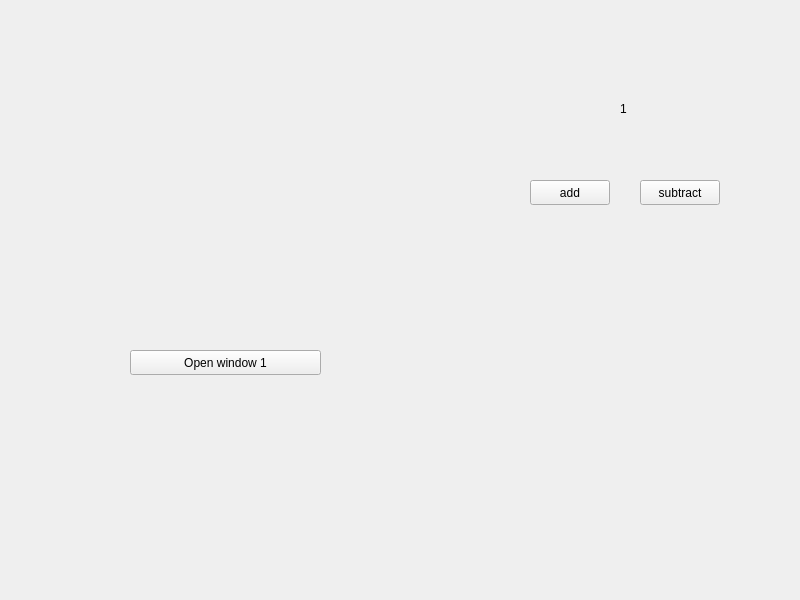
First picture: the form in MainWindow.ui, repository emMercado/app-py-qt-1, before the edit.
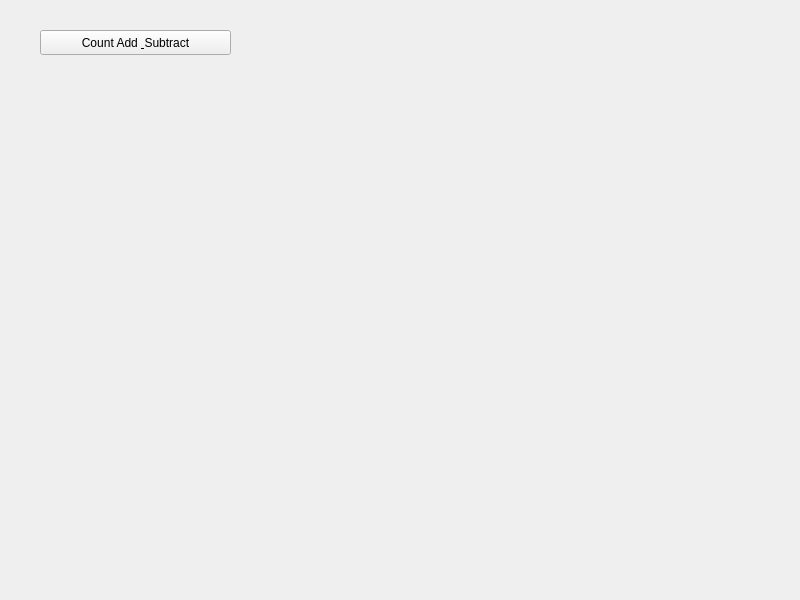
Second picture: the form after the edit.

Diff of the .ui file:
```diff
--- a/MainWindow.ui
+++ b/MainWindow.ui
@@ -14,56 +14,17 @@
    <string>Main window xd</string>
   </property>
   <widget class="QWidget" name="centralwidget">
-   <widget class="QPushButton" name="add">
-    <property name="geometry">
-     <rect>
-      <x>530</x>
-      <y>180</y>
-      <width>80</width>
-      <height>25</height>
-     </rect>
-    </property>
-    <property name="text">
-     <string>add</string>
-    </property>
-   </widget>
-   <widget class="QPushButton" name="subtract">
-    <property name="geometry">
-     <rect>
-      <x>640</x>
-      <y>180</y>
-      <width>80</width>
-      <height>25</height>
-     </rect>
-    </property>
-    <property name="text">
-     <string>subtract</string>
-    </property>
-   </widget>
-   <widget class="QLabel" name="ticket">
-    <property name="geometry">
-     <rect>
-      <x>620</x>
-      <y>100</y>
-      <width>16</width>
-      <height>17</height>
-     </rect>
-    </property>
-    <property name="text">
-     <string>1</string>
-    </property>
-   </widget>
    <widget class="QPushButton" name="btn_open">
     <property name="geometry">
      <rect>
-      <x>130</x>
-      <y>350</y>
+      <x>40</x>
+      <y>30</y>
       <width>191</width>
       <height>25</height>
      </rect>
     </property>
     <property name="text">
-     <string>Open window 1</string>
+     <string>Count Add &amp; Subtract</string>
     </property>
    </widget>
   </widget>
```
